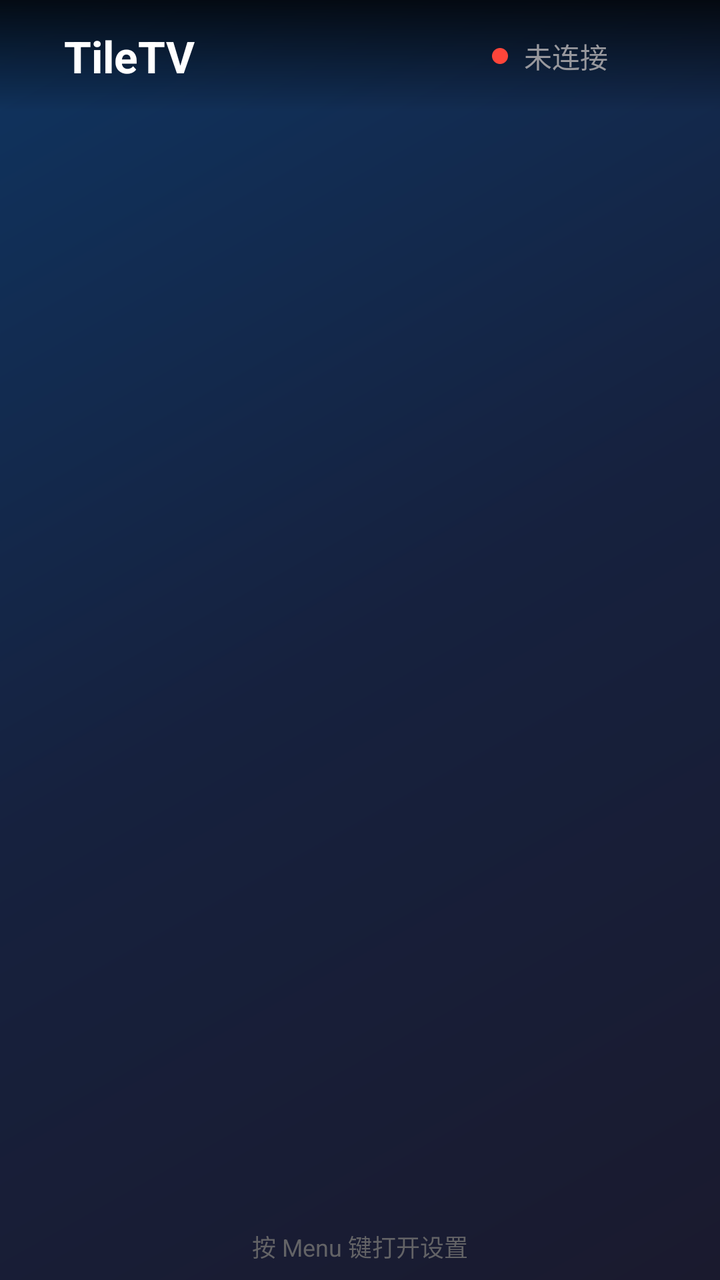
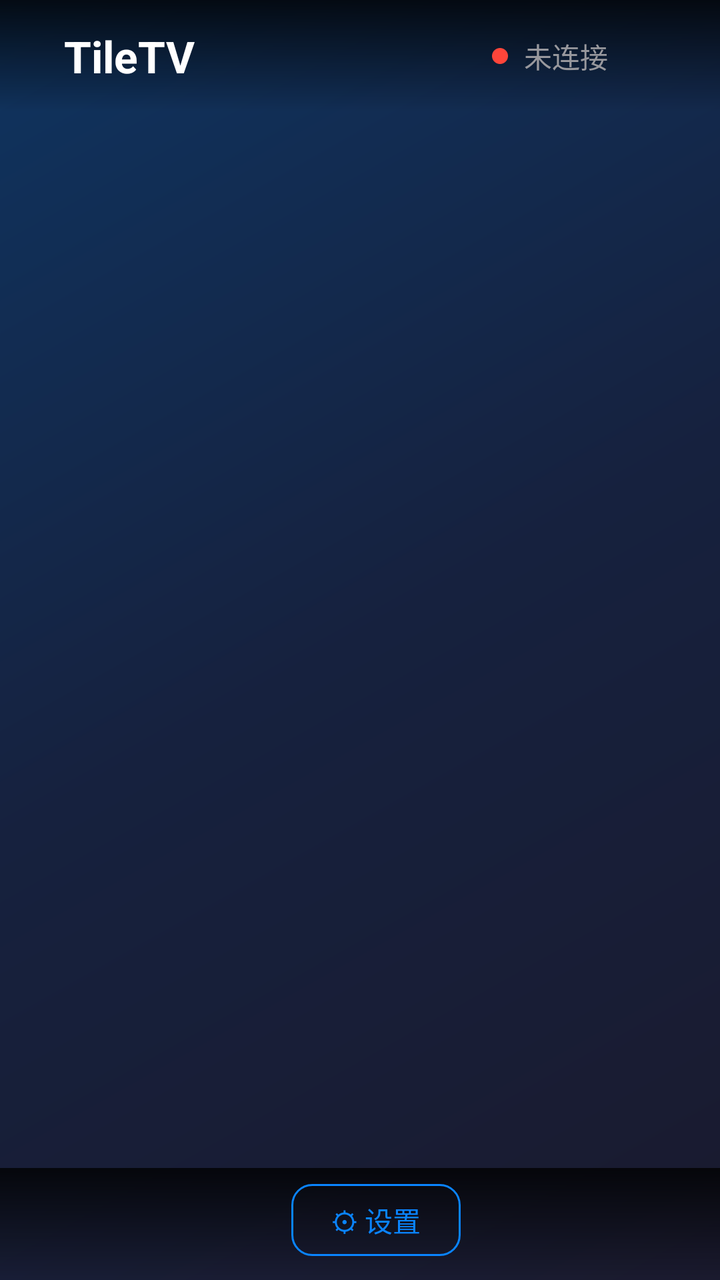

Before-and-after screenshots of an Android layout around one commit, followed by the original layout XML and the change that was made.
<!-- AndroidManifest.xml: application theme AppTheme -->
<!-- res/layout/activity_main.xml -->
<?xml version="1.0" encoding="utf-8"?>
<FrameLayout xmlns:android="http://schemas.android.com/apk/res/android"
    android:layout_width="match_parent"
    android:layout_height="match_parent"
    android:background="@drawable/bg_gradient_dark">

    
    <LinearLayout
        android:id="@+id/top_bar"
        android:layout_width="match_parent"
        android:layout_height="56dp"
        android:layout_gravity="top"
        android:orientation="horizontal"
        android:gravity="center_vertical"
        android:paddingLeft="32dp"
        android:paddingRight="32dp"
        android:background="@drawable/bg_topbar_gradient">

        
        <TextView
            android:id="@+id/tv_app_title"
            android:layout_width="0dp"
            android:layout_height="wrap_content"
            android:layout_weight="1"
            android:text="TileTV"
            android:textColor="#FFFFFF"
            android:textSize="22sp"
            android:textStyle="bold" />

        
        <View
            android:id="@+id/status_dot"
            android:layout_width="8dp"
            android:layout_height="8dp"
            android:layout_marginRight="8dp"
            android:background="@drawable/dot_red" />

        <TextView
            android:id="@+id/tv_server_status"
            android:layout_width="wrap_content"
            android:layout_height="wrap_content"
            android:text="未连接"
            android:textColor="#98989D"
            android:textSize="14sp"
            android:layout_marginRight="24dp" />

        
        <TextView
            android:id="@+id/tv_clock"
            android:layout_width="wrap_content"
            android:layout_height="wrap_content"
            android:textColor="#98989D"
            android:textSize="16sp" />
    </LinearLayout>

    
    <androidx.recyclerview.widget.RecyclerView
        android:id="@+id/rv_categories"
        android:layout_width="match_parent"
        android:layout_height="match_parent"
        android:layout_marginTop="56dp"
        android:paddingTop="16dp"
        android:paddingBottom="32dp"
        android:paddingLeft="32dp"
        android:clipToPadding="false"
        android:clipChildren="false" />

    
    <TextView
        android:id="@+id/tv_server_info"
        android:layout_width="wrap_content"
        android:layout_height="wrap_content"
        android:layout_gravity="bottom|center_horizontal"
        android:layout_marginBottom="8dp"
        android:textColor="#636366"
        android:textSize="12sp"
        android:text="按 Menu 键打开设置" />

</FrameLayout>
<!-- resources referenced by this layout -->
<resources>
  <!-- drawable bg_gradient_dark (drawable) -->
  <?xml version="1.0" encoding="utf-8"?>
  <shape xmlns:android="http://schemas.android.com/apk/res/android"
      android:shape="rectangle">
      <gradient
          android:startColor="#1a1a2e"
          android:centerColor="#16213e"
          android:endColor="#0f3460"
          android:angle="135" />
  </shape>
  <!-- drawable bg_topbar_gradient (drawable) -->
  <?xml version="1.0" encoding="utf-8"?>
  <shape xmlns:android="http://schemas.android.com/apk/res/android"
      android:shape="rectangle">
      <gradient
          android:startColor="#CC000000"
          android:endColor="#00000000"
          android:angle="270" />
  </shape>
  <!-- drawable dot_red (drawable) -->
  <?xml version="1.0" encoding="utf-8"?>
  <shape xmlns:android="http://schemas.android.com/apk/res/android"
      android:shape="oval">
      <solid android:color="#FF453A" />
      <size
          android:width="8dp"
          android:height="8dp" />
  </shape>
  <style name="AppTheme" parent="Theme.AppCompat.NoActionBar">
          <item name="android:windowBackground">@color/bg_primary</item>
          <item name="android:colorBackground">@color/bg_primary</item>
          <item name="android:windowFullscreen">true</item>
          <item name="android:windowContentOverlay">@null</item>
          <item name="colorPrimary">@color/accent_blue</item>
          <item name="colorPrimaryDark">@color/bg_primary</item>
          <item name="colorAccent">@color/accent_blue</item>
      </style>
  <color name="bg_primary">#1a1a2e</color>
  <color name="accent_blue">#0A84FF</color>
</resources>

<!-- the commit's change to res/layout/activity_main.xml (unified diff, before → after) -->
@@ -66,14 +66,38 @@
         android:clipChildren="false" />
 
     
-    <TextView
-        android:id="@+id/tv_server_info"
-        android:layout_width="wrap_content"
+    <LinearLayout
+        android:layout_width="match_parent"
         android:layout_height="wrap_content"
-        android:layout_gravity="bottom|center_horizontal"
-        android:layout_marginBottom="8dp"
-        android:textColor="#636366"
-        android:textSize="12sp"
-        android:text="按 Menu 键打开设置" />
+        android:layout_gravity="bottom"
+        android:orientation="horizontal"
+        android:gravity="center"
+        android:paddingBottom="12dp"
+        android:paddingTop="8dp"
+        android:background="@drawable/bg_topbar_gradient">
+
+        <TextView
+            android:id="@+id/tv_server_info"
+            android:layout_width="wrap_content"
+            android:layout_height="wrap_content"
+            android:textColor="#636366"
+            android:textSize="12sp"
+            android:layout_marginRight="16dp" />
+
+        <TextView
+            android:id="@+id/btn_settings"
+            android:layout_width="wrap_content"
+            android:layout_height="36dp"
+            android:gravity="center"
+            android:paddingLeft="20dp"
+            android:paddingRight="20dp"
+            android:text="⚙ 设置"
+            android:textColor="#0A84FF"
+            android:textSize="14sp"
+            android:background="@drawable/bg_btn_secondary"
+            android:focusable="true"
+            android:focusableInTouchMode="true" />
+
+    </LinearLayout>
 
 </FrameLayout>
<!-- resource entries referenced after the edit -->
@@ -1,5 +1,15 @@
 <!-- resources referenced by this layout -->
 <resources>
+  <!-- drawable bg_btn_secondary (drawable) -->
+  <?xml version="1.0" encoding="utf-8"?>
+  <shape xmlns:android="http://schemas.android.com/apk/res/android"
+      android:shape="rectangle">
+      <corners android:radius="10dp" />
+      <solid android:color="#00000000" />
+      <stroke
+          android:width="1dp"
+          android:color="#0A84FF" />
+  </shape>
   <!-- drawable bg_gradient_dark (drawable) -->
   <?xml version="1.0" encoding="utf-8"?>
   <shape xmlns:android="http://schemas.android.com/apk/res/android"
